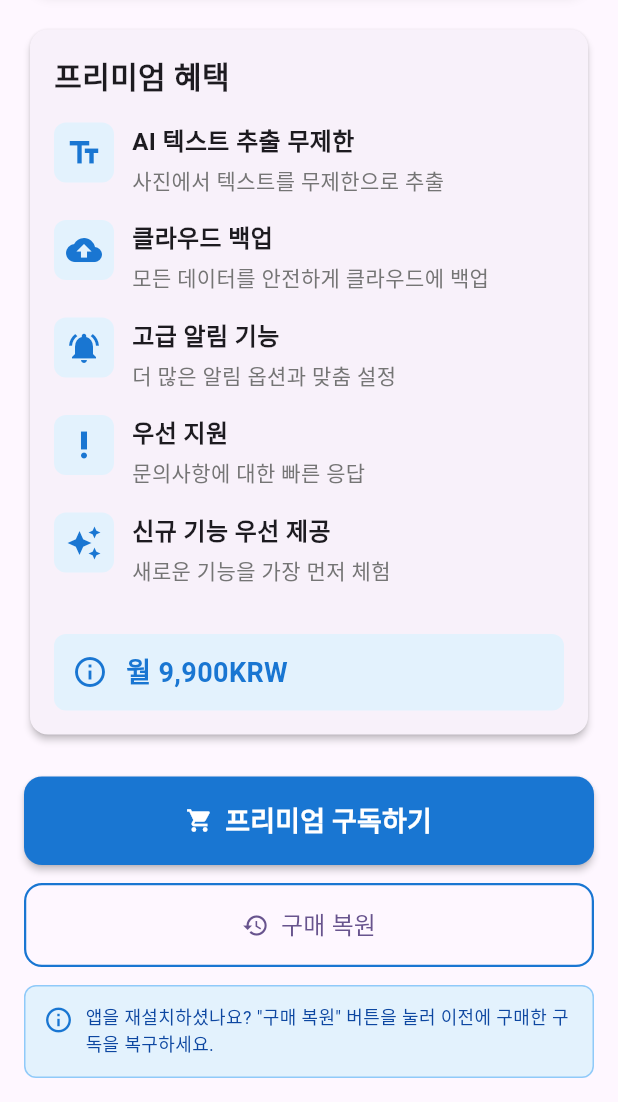
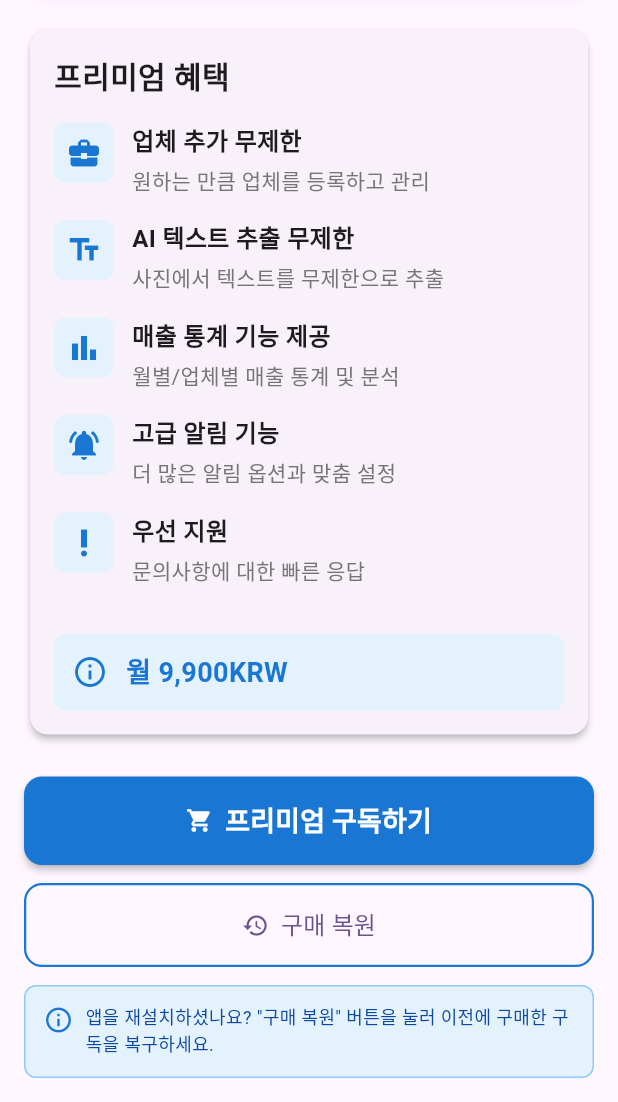
Before and after one commit to ssh5437/flutter_schedule_app, a Flutter app: the MembershipScreen screen opened directly, scrolled down 119 dp, on a phone screen of 412 x 824 dp, the part 134-1236 px from its top. Run offline on Flutter 3.47's test engine with Material 3 defaults, Android fonts, the light colour scheme and no system bars; our stand-ins replace app_links, file_picker, fl_chart, flutter_colorpicker, flutter_local_notifications, flutter_secure_storage and 8 more; missing offline and left inert: encrypt, home_widget, in_app_purchase_android, pointycastle, workmanager; accounts and stored records are empty; statements that could not run were skipped.

Commit message:
멤버십 무료인 경우 업체는 하나만 등록 가능하게 변경, 멤버십 관리 페이지 내용 수정

```diff
--- a/lib/screens/membership_screen.dart
+++ b/lib/screens/membership_screen.dart
@@ -209,14 +209,19 @@ class _MembershipScreenState extends State<MembershipScreen> {
             ),
             const SizedBox(height: 16),
             _buildBenefitItem(
+              Icons.business_center,
+              '업체 추가 무제한',
+              '원하는 만큼 업체를 등록하고 관리',
+            ),
+            _buildBenefitItem(
               Icons.text_fields,
               'AI 텍스트 추출 무제한',
               '사진에서 텍스트를 무제한으로 추출',
             ),
             _buildBenefitItem(
-              Icons.cloud_upload,
-              '클라우드 백업',
-              '모든 데이터를 안전하게 클라우드에 백업',
+              Icons.bar_chart,
+              '매출 통계 기능 제공',
+              '월별/업체별 매출 통계 및 분석',
             ),
             _buildBenefitItem(
               Icons.notifications_active,
@@ -227,11 +232,6 @@ class _MembershipScreenState extends State<MembershipScreen> {
               Icons.priority_high,
               '우선 지원',
               '문의사항에 대한 빠른 응답',
-            ),
-            _buildBenefitItem(
-              Icons.auto_awesome,
-              '신규 기능 우선 제공',
-              '새로운 기능을 가장 먼저 체험',
             ),
             const SizedBox(height: 16),
             Container(
```
Also changed, not shown: lib/screens/company_management_screen.dart (+136 -0 lines).
